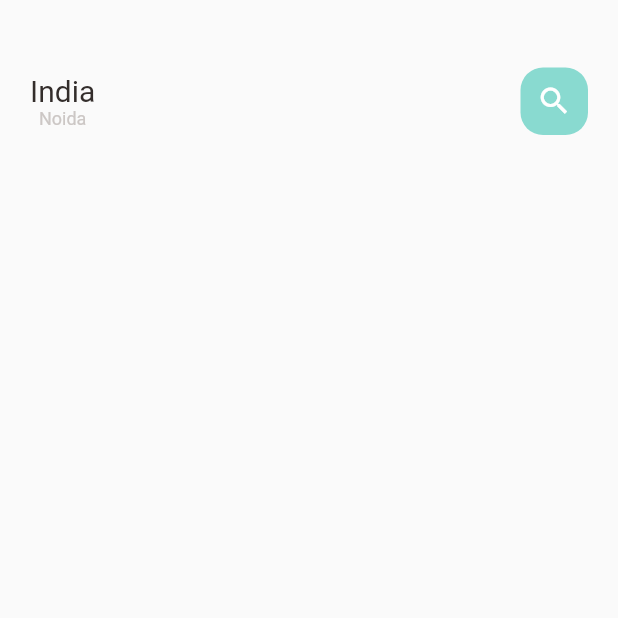
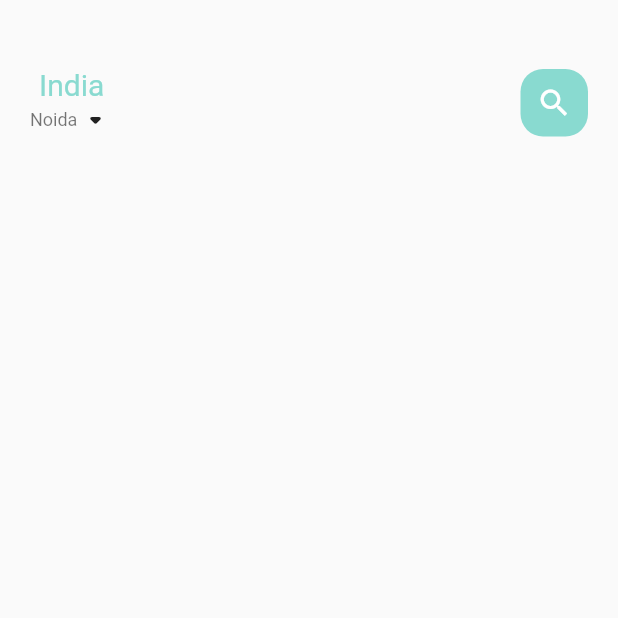
Before and after one commit to ManyuDhyani/Ecom-App, a Flutter app: the screen it shows after launch, on a phone screen of 412 x 824 dp, the top half of it. Run offline on Flutter 3.47's test engine with Material 2 defaults, Android fonts, the phone set to English and light mode, and no system bars.

Commit message:
Top header for main food page completed.

```diff
--- a/lib/home/main_food_page.dart
+++ b/lib/home/main_food_page.dart
@@ -25,8 +25,19 @@ class _MainFoodPageState extends State<MainFoodPage> {
                 children: [
                   Column(
                     children: [
-                      BigText(text: "India"),
-                      SmallText(text: "Noida"),
+                      BigText(
+                        text: "India",
+                        color: AppColors.mainColor,
+                      ),
+                      Row(
+                        children: [
+                          SmallText(
+                            text: "Noida",
+                            color: Colors.black54,
+                          ),
+                          Icon(Icons.arrow_drop_down_rounded)
+                        ],
+                      ),
                     ],
                   ),
                   Center(
```
